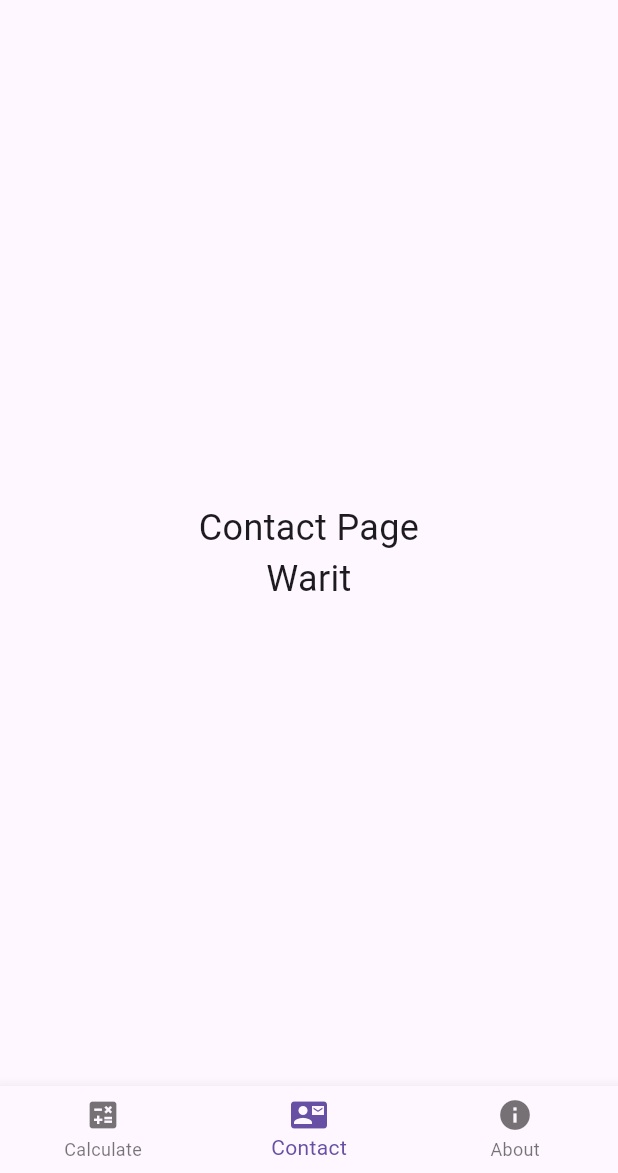
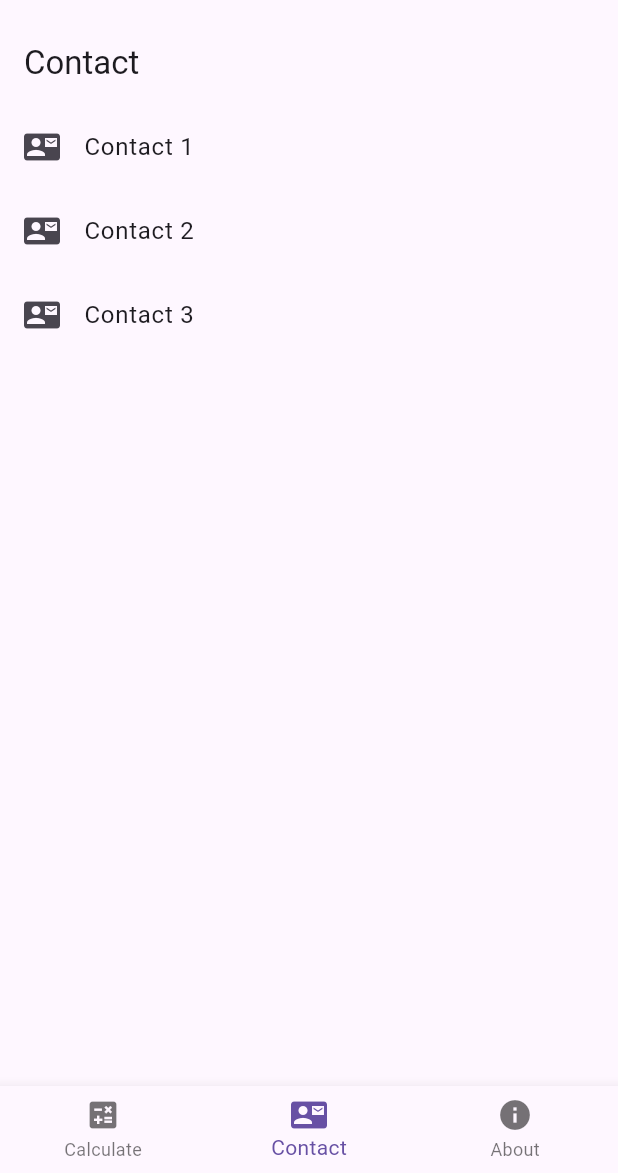
Before and after one commit to waritph/SE464-firstapp, a Flutter app: the screen it shows after launch, item 2 of the bottom bar chosen, on a phone screen of 412 x 824 dp, the part 63-1236 px from its top. Run offline on Flutter 3.47's test engine with Material 3 defaults, Android fonts, the phone set to English and light mode, and no system bars; network calls fail.

```diff
--- a/lib/pages/calc.dart
+++ b/lib/pages/calc.dart
@@ -141,34 +141,3 @@ class _CalculatePageState extends State<CalculatePage> {
     });
   }
 }
-
-// ================= PAGES =================
-
-class ContactPage extends StatelessWidget {
-  const ContactPage({Key? key}) : super(key: key);
-
-  @override
-  Widget build(BuildContext context) {
-    return const Center(
-      child: Text(
-        'Contact Page\nWarit',
-        textAlign: TextAlign.center,
-        style: TextStyle(fontSize: 24),
-      ),
-    );
-  }
-}
-
-class AboutPage extends StatelessWidget {
-  const AboutPage({Key? key}) : super(key: key);
-
-  @override
-  Widget build(BuildContext context) {
-    return const Center(
-      child: Text(
-        'About Page',
-        style: TextStyle(fontSize: 24),
-      ),
-    );
-  }
-}
--- a/lib/pages/contact.dart
+++ b/lib/pages/contact.dart
@@ -0,0 +1,43 @@
+import 'package:flutter/material.dart';
+import 'calc.dart';
+
+class ContactPage extends StatefulWidget {
+  const ContactPage({Key? key}) : super(key: key);
+
+  @override
+  State<ContactPage> createState() => _ContactPageState();
+}
+
+class _ContactPageState extends State<ContactPage> {
+  final List<String> mydata = [
+    'Contact 1',
+    'Contact 2',
+    'Contact 3',
+  ];
+
+  @override
+  Widget build(BuildContext context) {
+    return Scaffold(
+      appBar: AppBar(
+        title: const Text('Contact'),
+      ),
+      body: ListView.builder(
+        itemCount: mydata.length,
+        itemBuilder: (context, index) {
+          return ListTile(
+            leading: const Icon(Icons.contact_mail),
+            title: Text(mydata[index]),
+            onTap: () {
+              Navigator.push(
+                context,
+                MaterialPageRoute(
+                  builder: (context) => const CalculatePage(),
+                ),
+              );
+            },
+          );
+        },
+      ),
+    );
+  }
+}
```
Also changed, not shown: lib/pages/home.dart (+69 -0 lines).
